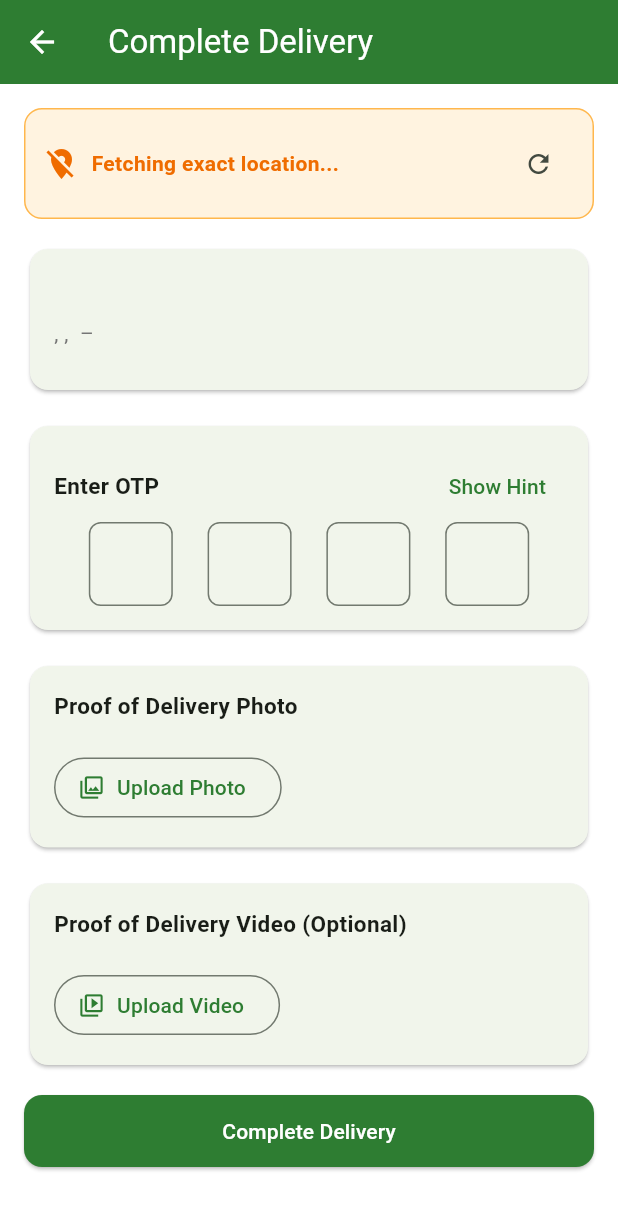
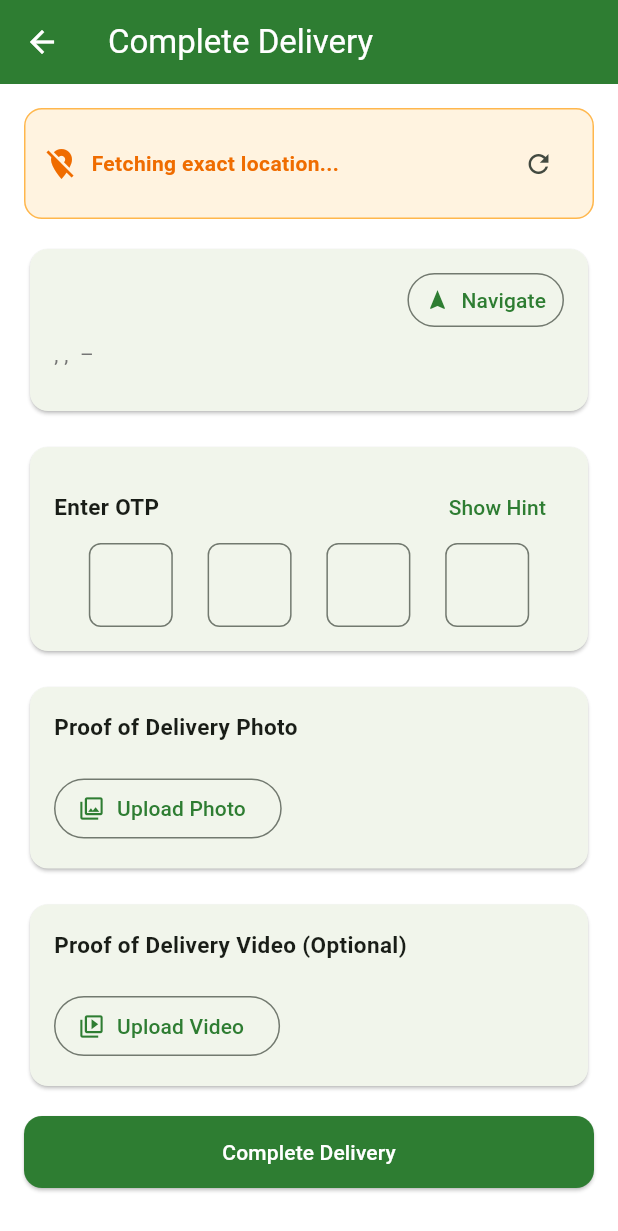
Before and after one commit to thisislokeshpawalia/POD-App, a Flutter app: the OrderCompletionScreen screen opened directly with empty values, on a phone screen of 412 x 824 dp. Shown: the top 1231 px of the screen. Run offline on Flutter 3.47's test engine with Material 3 defaults, Android fonts, the light colour scheme and no system bars; our stand-ins replace flutter_secure_storage, geocoding, geolocator, image_picker, open_filex, pdf and 1 more; accounts and stored records are empty.

Commit message:
Fix map navigation intents and add navigate button to OrderCompletionScreen

```diff
--- a/lib/screens/customer_detail_screen.dart
+++ b/lib/screens/customer_detail_screen.dart
@@ -30,7 +30,7 @@ class CustomerDetailScreen extends StatelessWidget {
 
   Future<void> _launchMaps(BuildContext context) async {
     final uri = Uri.parse(
-      'https://www.google.com/maps/search/?api=1&query=${customer.latitude},${customer.longitude}',
+      'https://www.google.com/maps/dir/?api=1&destination=${customer.latitude},${customer.longitude}',
     );
     if (await canLaunchUrl(uri)) {
       await launchUrl(uri, mode: LaunchMode.externalApplication);
--- a/lib/screens/order_completion_screen.dart
+++ b/lib/screens/order_completion_screen.dart
@@ -5,6 +5,7 @@ import 'package:flutter/services.dart';
 import 'package:geolocator/geolocator.dart';
 import 'package:image_picker/image_picker.dart';
 import 'package:provider/provider.dart';
+import 'package:url_launcher/url_launcher.dart';
 import '../models/customer.dart';
 import '../models/delivery_log.dart';
 import '../providers/farmer_provider.dart';
@@ -137,7 +138,18 @@ class _OrderCompletionScreenState extends State<OrderCompletionScreen> {
     );
   }
 
-
+  Future<void> _launchMaps() async {
+    final uri = Uri.parse(
+      'https://www.google.com/maps/dir/?api=1&destination=${widget.customer.latitude},${widget.customer.longitude}',
+    );
+    if (await canLaunchUrl(uri)) {
+      await launchUrl(uri, mode: LaunchMode.externalApplication);
+    } else {
+      if (mounted) {
+        _showErrorDialog('Could not launch maps. Please ensure Google Maps is installed.');
+      }
+    }
+  }
 
   Future<bool> _checkLocation() async {
     final position = await _getCurrentPosition();
@@ -334,14 +346,31 @@ class _OrderCompletionScreenState extends State<OrderCompletionScreen> {
                 child: Column(
                   crossAxisAlignment: CrossAxisAlignment.start,
                   children: [
-                    Text(
-                      widget.customer.name,
-                      style: const TextStyle(
-                        fontSize: 18,
-                        fontWeight: FontWeight.bold,
-                      ),
+                    Row(
+                      mainAxisAlignment: MainAxisAlignment.spaceBetween,
+                      children: [
+                        Expanded(
+                          child: Text(
+                            widget.customer.name,
+                            style: const TextStyle(
+                              fontSize: 18,
+                              fontWeight: FontWeight.bold,
+                            ),
+                          ),
+                        ),
+                        OutlinedButton.icon(
+                          onPressed: _launchMaps,
+                          icon: const Icon(Icons.navigation, size: 16),
+                          label: const Text('Navigate'),
+                          style: OutlinedButton.styleFrom(
+                            padding: const EdgeInsets.symmetric(horizontal: 12, vertical: 8),
+                            minimumSize: Size.zero,
+                            tapTargetSize: MaterialTapTargetSize.shrinkWrap,
+                          ),
+                        ),
+                      ],
                     ),
-                    const SizedBox(height: 4),
+                    const SizedBox(height: 8),
                     Text(
                       widget.customer.fullAddress,
                       style: TextStyle(color: Colors.grey.shade600),
```
